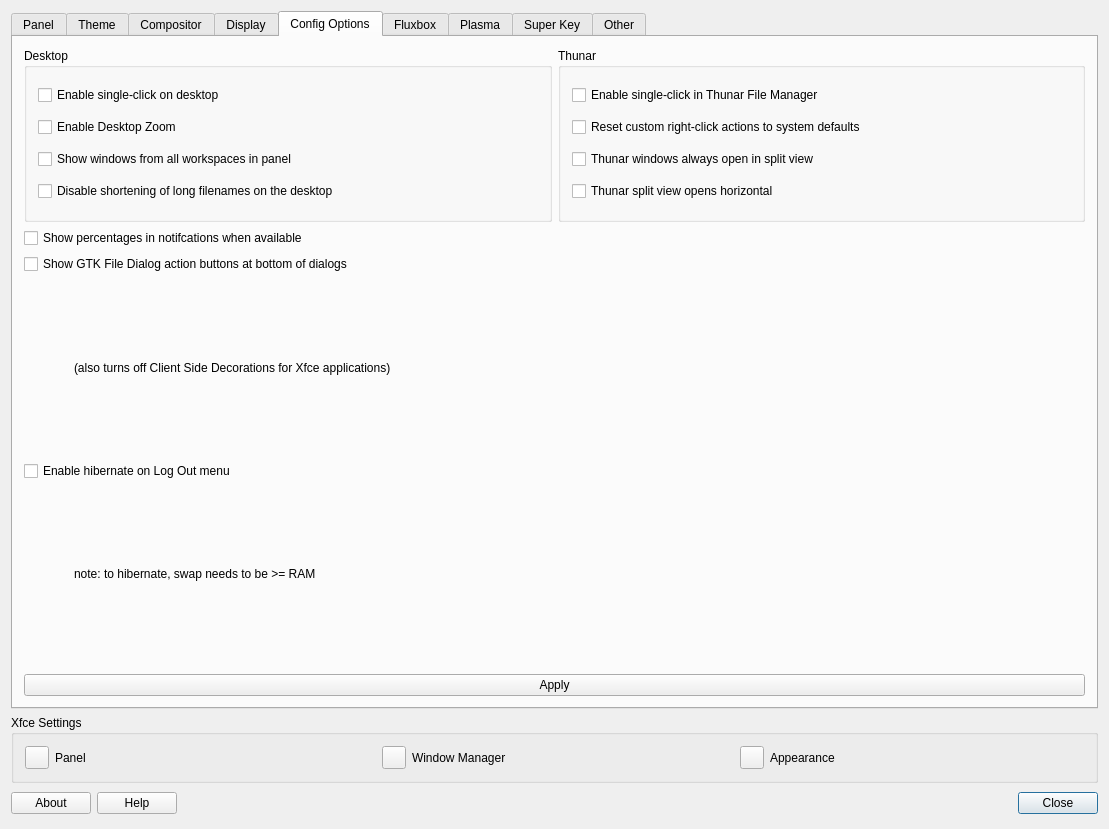
Above: defaultlook.ui from MX-Linux/mx-tweak before the change. Below: the same form after it.
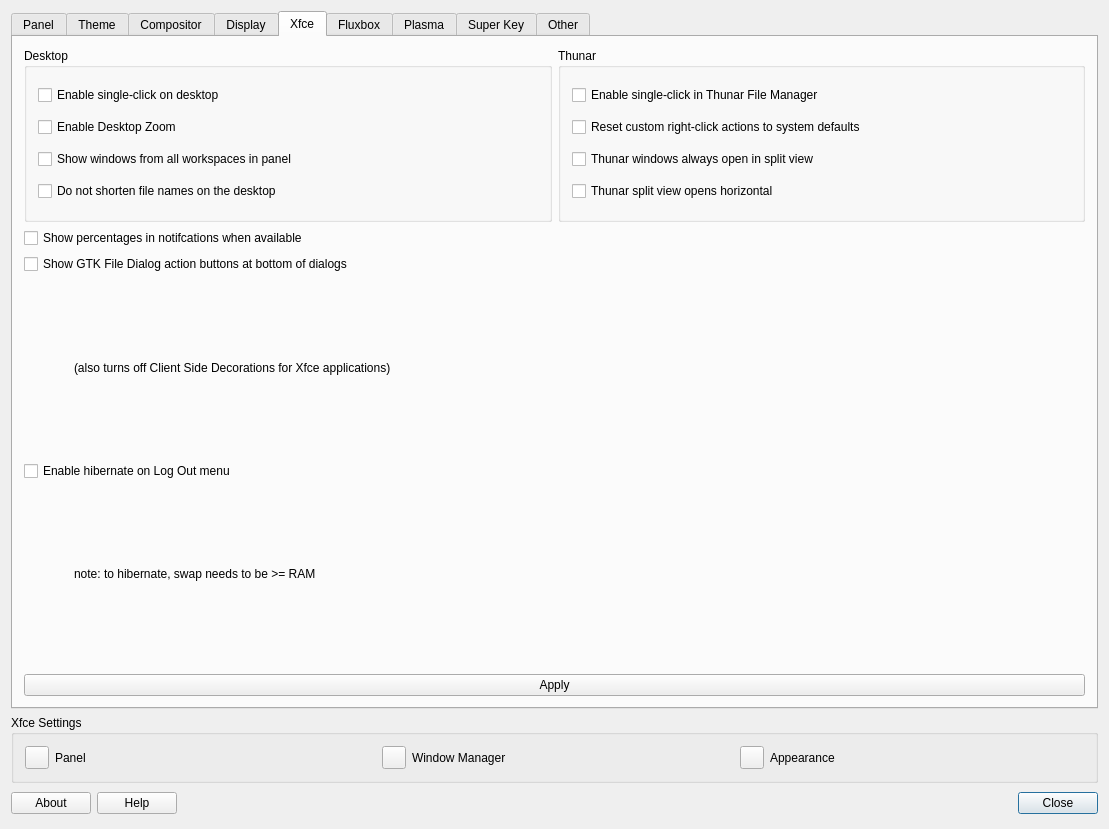
That is the form after the change. The open tabs and pages were chosen to show the change. Icons and pictures are not drawn.

Commit message: Separate most Xfce code out of defaultlook class.

The edit to the form file:
```diff
--- a/defaultlook.ui
+++ b/defaultlook.ui
@@ -1054,7 +1054,7 @@
      </widget>
      <widget class="QWidget" name="MiscDefaults">
       <attribute name="title">
-       <string>Config Options</string>
+       <string>Xfce</string>
       </attribute>
       <layout class="QGridLayout">
        <item row="0" column="0">
@@ -1087,7 +1087,7 @@
           <item>
            <widget class="QCheckBox" name="checkboxNoEllipse">
             <property name="text">
-             <string>Disable shortening of long filenames on the desktop</string>
+             <string>Do not shorten file names on the desktop</string>
             </property>
            </widget>
           </item>
```
Left out of the diff: 22 changed lines with no effect on the pictures. The commit also changes 5 other files.
